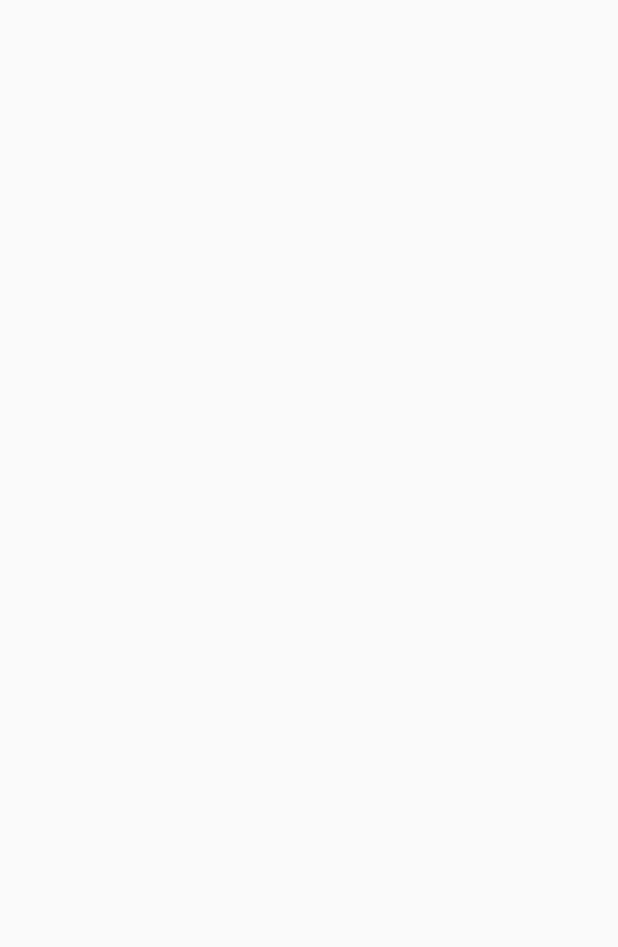
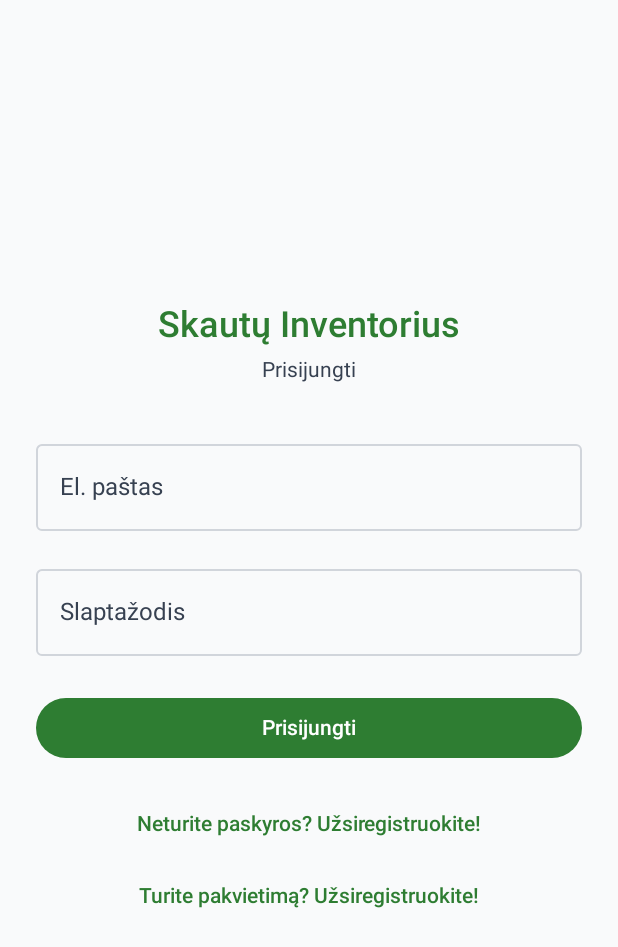
Before and after one commit to TotallyMew/skautaifrontend, an Android app built with Jetpack Compose: the screen it shows after launch (MainActivity), on a phone screen of 412 x 824 dp. Before the commit the part shown is empty. Shown: the top 947 px of the screen. Run offline under Robolectric (Android 15) with nearby library versions, the light colour scheme and no system bars; our stand-ins replace Dagger/Hilt's generated code.

Commit message:
Login added

```diff
--- a/app/src/main/AndroidManifest.xml
+++ b/app/src/main/AndroidManifest.xml
@@ -24,5 +24,5 @@
             </intent-filter>
         </activity>
     </application>
-
+    <uses-permission android:name="android.permission.INTERNET" />
 </manifest>
--- /dev/null
+++ b/app/src/main/java/lt/skautai/android/data/remote/AuthApiService.kt
@@ -0,0 +1,17 @@
+package lt.skautai.android.data.remote
+
+import retrofit2.Response
+import retrofit2.http.Body
+import retrofit2.http.POST
+
+interface AuthApiService {
+
+    @POST("api/auth/login")
+    suspend fun login(@Body request: LoginRequestDto): Response<TokenResponseDto>
+
+    @POST("api/auth/register")
+    suspend fun registerTuntininkas(@Body request: RegisterTuntininkasRequestDto): Response<TokenResponseDto>
+
+    @POST("api/auth/register/invite")
+    suspend fun registerWithInvite(@Body request: RegisterWithInviteRequestDto): Response<TokenResponseDto>
+}
--- /dev/null
+++ b/app/src/main/java/lt/skautai/android/di/NetworkModule.kt
@@ -0,0 +1,52 @@
+package lt.skautai.android.di
+
+import dagger.Module
+import dagger.Provides
+import dagger.hilt.InstallIn
+import dagger.hilt.components.SingletonComponent
+import lt.skautai.android.data.remote.AuthApiService
+import lt.skautai.android.util.Constants
+import okhttp3.OkHttpClient
+import okhttp3.logging.HttpLoggingInterceptor
+import retrofit2.Retrofit
+import retrofit2.converter.gson.GsonConverterFactory
+import javax.inject.Singleton
+
+@Module
+@InstallIn(SingletonComponent::class)
+object NetworkModule {
+
+    @Provides
+    @Singleton
+    fun provideLoggingInterceptor(): HttpLoggingInterceptor {
+        return HttpLoggingInterceptor().apply {
+            level = HttpLoggingInterceptor.Level.BODY
+        }
+    }
+
+    @Provides
+    @Singleton
+    fun provideOkHttpClient(
+        loggingInterceptor: HttpLoggingInterceptor
+    ): OkHttpClient {
+        return OkHttpClient.Builder()
+            .addInterceptor(loggingInterceptor)
+            .build()
+    }
+
+    @Provides
+    @Singleton
+    fun provideRetrofit(okHttpClient: OkHttpClient): Retrofit {
+        return Retrofit.Builder()
+            .baseUrl(Constants.BASE_URL)
+            .client(okHttpClient)
+            .addConverterFactory(GsonConverterFactory.create())
+            .build()
+    }
+
+    @Provides
+    @Singleton
+    fun provideAuthApiService(retrofit: Retrofit): AuthApiService {
+        return retrofit.create(AuthApiService::class.java)
+    }
+}
--- /dev/null
+++ b/app/src/main/java/lt/skautai/android/di/RepositoryModule.kt
@@ -0,0 +1,20 @@
+package lt.skautai.android.di
+
+import dagger.Module
+import dagger.Provides
+import dagger.hilt.InstallIn
+import dagger.hilt.components.SingletonComponent
+import lt.skautai.android.data.remote.AuthApiService
+import lt.skautai.android.data.repository.AuthRepository
+import javax.inject.Singleton
+
+@Module
+@InstallIn(SingletonComponent::class)
+object RepositoryModule {
+
+    @Provides
+    @Singleton
+    fun provideAuthRepository(authApiService: AuthApiService): AuthRepository {
+        return AuthRepository(authApiService)
+    }
+}
--- /dev/null
+++ b/app/src/main/java/lt/skautai/android/ui/auth/LoginScreen.kt
@@ -0,0 +1,147 @@
+package lt.skautai.android.ui.auth
+
+import androidx.compose.foundation.layout.Arrangement
+import androidx.compose.foundation.layout.Column
+import androidx.compose.foundation.layout.Spacer
+import androidx.compose.foundation.layout.fillMaxSize
+import androidx.compose.foundation.layout.fillMaxWidth
+import androidx.compose.foundation.layout.height
+import androidx.compose.foundation.layout.imePadding
+import androidx.compose.foundation.layout.padding
+import androidx.compose.foundation.rememberScrollState
+import androidx.compose.foundation.text.KeyboardOptions
+import androidx.compose.foundation.verticalScroll
+import androidx.compose.material3.Button
+import androidx.compose.material3.CircularProgressIndicator
+import androidx.compose.material3.MaterialTheme
+import androidx.compose.material3.OutlinedTextField
+import androidx.compose.material3.Scaffold
+import androidx.compose.material3.SnackbarHost
+import androidx.compose.material3.SnackbarHostState
+import androidx.compose.material3.Text
+import androidx.compose.material3.TextButton
+import androidx.compose.runtime.Composable
+import androidx.compose.runtime.LaunchedEffect
+import androidx.compose.runtime.collectAsState
+import androidx.compose.runtime.getValue
+import androidx.compose.runtime.remember
+import androidx.compose.ui.Alignment
+import androidx.compose.ui.Modifier
+import androidx.compose.ui.text.input.KeyboardType
+import androidx.compose.ui.text.input.PasswordVisualTransformation
+import androidx.compose.ui.unit.dp
+import androidx.hilt.navigation.compose.hiltViewModel
+import androidx.navigation.NavController
+import lt.skautai.android.util.NavRoutes
+
+@Composable
+fun LoginScreen(
+    navController: NavController,
+    viewModel: LoginViewModel = hiltViewModel()
+) {
+    val uiState by viewModel.uiState.collectAsState()
+    val snackbarHostState = remember { SnackbarHostState() }
+
+    LaunchedEffect(uiState.isLoginSuccessful) {
+        if (uiState.isLoginSuccessful) {
+            navController.navigate(NavRoutes.InventoryList.route) {
+                popUpTo(NavRoutes.Login.route) { inclusive = true }
+            }
+        }
+    }
+
+    LaunchedEffect(uiState.error) {
+        uiState.error?.let {
+            snackbarHostState.showSnackbar(it)
+            viewModel.clearError()
+        }
+    }
+
+    Scaffold(
+        snackbarHost = { SnackbarHost(snackbarHostState) }
+    ) { padding ->
+        Column(
+            modifier = Modifier
+                .fillMaxSize()
+                .padding(padding)
+                .padding(horizontal = 24.dp)
+                .imePadding()
+                .verticalScroll(rememberScrollState()),
+            verticalArrangement = Arrangement.Center,
+            horizontalAlignment = Alignment.CenterHorizontally
+        ) {
+            Text(
+                text = "Skautų Inventorius",
+                style = MaterialTheme.typography.headlineMedium,
+                color = MaterialTheme.colorScheme.primary
+            )
+
+            Spacer(modifier = Modifier.height(8.dp))
+
+            Text(
+                text = "Prisijungti",
+                style = MaterialTheme.typography.bodyMedium,
+                color = MaterialTheme.colorScheme.onSurfaceVariant
+            )
+
+            Spacer(modifier = Modifier.height(32.dp))
+
+            OutlinedTextField(
+                value = uiState.email,
+                onValueChange = viewModel::onEmailChange,
+                label = { Text("El. paštas") },
+                keyboardOptions = KeyboardOptions(keyboardType = KeyboardType.Email),
+                singleLine = true,
+                modifier = Modifier.fillMaxWidth()
+            )
+
+            Spacer(modifier = Modifier.height(16.dp))
+
+            OutlinedTextField(
+                value = uiState.password,
+                onValueChange = viewModel::onPasswordChange,
+                label = { Text("Slaptažodis") },
+                visualTransformation = PasswordVisualTransformation(),
+                keyboardOptions = KeyboardOptions(keyboardType = KeyboardType.Password),
+                singleLine = true,
+                modifier = Modifier.fillMaxWidth()
+            )
+
+            Spacer(modifier = Modifier.height(24.dp))
+
+            Button(
+                onClick = viewModel::login,
+                enabled = !uiState.isLoading,
+                modifier = Modifier.fillMaxWidth()
+            ) {
+                if (uiState.isLoading) {
+                    CircularProgressIndicator(
+                        color = MaterialTheme.colorScheme.onPrimary,
+                        strokeWidth = 2.dp,
+                        modifier = Modifier.height(20.dp)
+                    )
+                } else {
+                    Text("Prisijungti")
+                }
+            }
+
+            Spacer(modifier = Modifier.height(16.dp))
+
+            TextButton(
+                onClick = {
+                    navController.navigate(NavRoutes.Register.route)
+                }
+            ) {
+                Text("Neturite paskyros? Užsiregistruokite!")
+            }
+
+            TextButton(
+                onClick = {
+                    navController.navigate(NavRoutes.RegisterInvite.route)
+                }
+            ) {
+                Text("Turite pakvietimą? Užsiregistruokite!")
+            }
+        }
+    }
+}
--- /dev/null
+++ b/app/src/main/java/lt/skautai/android/ui/auth/LoginViewModel.kt
@@ -0,0 +1,66 @@
+package lt.skautai.android.ui.auth
+
+import androidx.lifecycle.ViewModel
+import androidx.lifecycle.viewModelScope
+import dagger.hilt.android.lifecycle.HiltViewModel
+import kotlinx.coroutines.flow.MutableStateFlow
+import kotlinx.coroutines.flow.StateFlow
+import kotlinx.coroutines.flow.asStateFlow
+import kotlinx.coroutines.launch
+import lt.skautai.android.data.repository.AuthRepository
+import javax.inject.Inject
+
+data class LoginUiState(
+    val email: String = "",
+    val password: String = "",
+    val isLoading: Boolean = false,
+    val error: String? = null,
+    val isLoginSuccessful: Boolean = false
+)
+
+@HiltViewModel
+class LoginViewModel @Inject constructor(
+    private val authRepository: AuthRepository
+) : ViewModel() {
+
+    private val _uiState = MutableStateFlow(LoginUiState())
+    val uiState: StateFlow<LoginUiState> = _uiState.asStateFlow()
+
+    fun onEmailChange(email: String) {
+        _uiState.value = _uiState.value.copy(email = email, error = null)
+    }
+
+    fun onPasswordChange(password: String) {
+        _uiState.value = _uiState.value.copy(password = password, error = null)
+    }
+
+    fun login() {
+        val state = _uiState.value
+
+        if (state.email.isBlank() || state.password.isBlank()) {
+            _uiState.value = state.copy(error = "Užpildykite visus laukus")
+            return
+        }
+
+        viewModelScope.launch {
+            _uiState.value = state.copy(isLoading = true, error = null)
+            authRepository.login(state.email, state.password)
+                .onSuccess {
+                    _uiState.value = _uiState.value.copy(
+                        isLoading = false,
+                        isLoginSuccessful = true
+                    )
+                }
+                .onFailure { e ->
+                    _uiState.value = _uiState.value.copy(
+                        isLoading = false,
+                        error = e.message ?: "Prisijungimas nepavyko"
+                    )
+                }
+        }
+    }
+
+    fun clearError() {
+        _uiState.value = _uiState.value.copy(error = null)
+    }
+}
--- a/app/src/main/java/lt/skautai/android/ui/common/AppNavGraph.kt
+++ b/app/src/main/java/lt/skautai/android/ui/common/AppNavGraph.kt
@@ -6,6 +6,7 @@ import androidx.navigation.NavType
 import androidx.navigation.compose.NavHost
 import androidx.navigation.compose.composable
 import androidx.navigation.navArgument
+import lt.skautai.android.ui.auth.LoginScreen
 import lt.skautai.android.util.NavRoutes
 
 @Composable
@@ -19,7 +20,7 @@ fun AppNavGraph(
     ) {
         // Auth
         composable(NavRoutes.Login.route) {
-            // LoginScreen(navController)
+            LoginScreen(navController)
         }
         composable(NavRoutes.Register.route) {
             // RegisterScreen(navController)
--- /dev/null
+++ b/app/src/main/java/lt/skautai/android/util/Constants.kt
@@ -0,0 +1,5 @@
+package lt.skautai.android.util
+
+object Constants {
+    const val BASE_URL = "http://localhost:8080/"
+}
--- a/app/src/main/java/lt/skautai/android/util/NavRoutes.kt
+++ b/app/src/main/java/lt/skautai/android/util/NavRoutes.kt
@@ -48,4 +48,5 @@ sealed class NavRoutes(val route: String) {
         fun createRoute(eventId: Int? = null) =
             if (eventId != null) "event_add_edit?eventId=$eventId" else "event_add_edit"
     }
+    object RegisterInvite : NavRoutes("register_invite")
 }
```
Also changed, not shown: app/src/main/java/lt/skautai/android/data/remote/AuthDto.kt (added, +38 -0 lines), app/src/main/java/lt/skautai/android/data/repository/AuthRepository.kt (added, +90 -0 lines), app/src/main/res/values/colors.xml (+16 -7 lines), app/src/main/res/values/strings.xml (+19 -1 lines).
